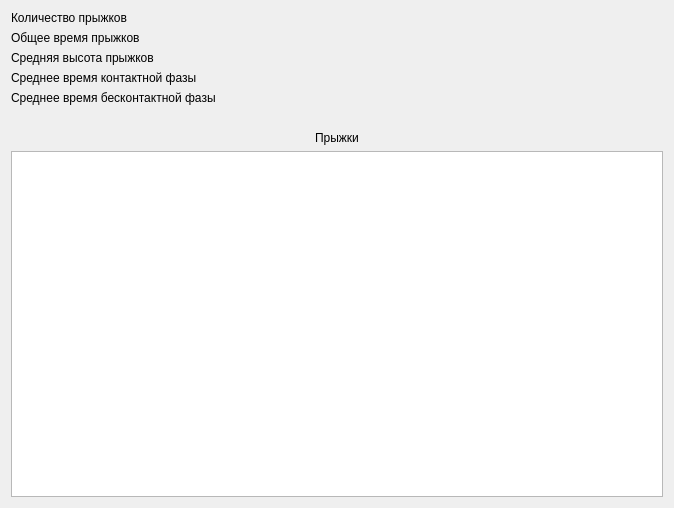
Qt form metodics/jump_plate/droptest/droptestvisualize.ui (grigp/a-analyser) before a commit.
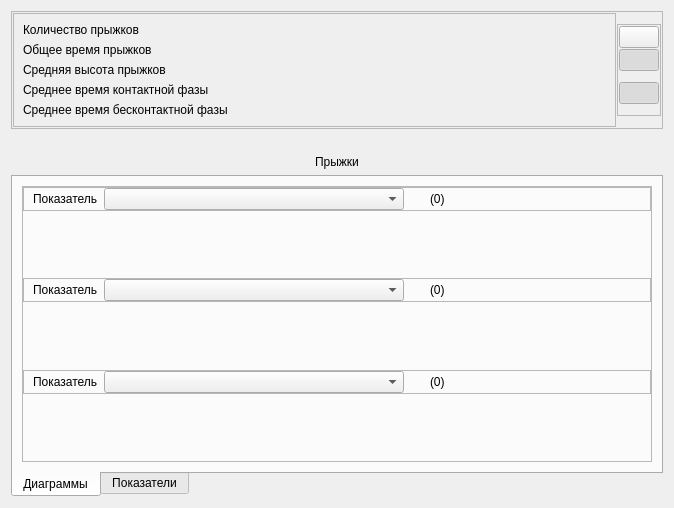
The same form after that commit. Icons and pictures are not drawn. Custom widgets are drawn as their Qt base class.

Patch:
```diff
--- a/metodics/jump_plate/droptest/droptestvisualize.ui
+++ b/metodics/jump_plate/droptest/droptestvisualize.ui
@@ -15,38 +15,232 @@
   </property>
   <layout class="QVBoxLayout" name="verticalLayout">
    <item>
-    <widget class="QLabel" name="lblJumpsCount">
-     <property name="text">
-      <string>Количество прыжков</string>
+    <widget class="QFrame" name="frame">
+     <property name="frameShape">
+      <enum>QFrame::StyledPanel</enum>
      </property>
-    </widget>
-   </item>
-   <item>
-    <widget class="QLabel" name="lblTimeTest">
-     <property name="text">
-      <string>Общее время прыжков</string>
+     <property name="frameShadow">
+      <enum>QFrame::Raised</enum>
      </property>
-    </widget>
-   </item>
-   <item>
-    <widget class="QLabel" name="lblHeightAvg">
-     <property name="text">
-      <string>Средняя высота прыжков</string>
-     </property>
-    </widget>
-   </item>
-   <item>
-    <widget class="QLabel" name="lblTimeContactAvg">
-     <property name="text">
-      <string>Среднее время контактной фазы</string>
-     </property>
-    </widget>
-   </item>
-   <item>
-    <widget class="QLabel" name="lblTimeNoContactAvg">
-     <property name="text">
-      <string>Среднее время бесконтактной фазы</string>
-     </property>
+     <layout class="QHBoxLayout" name="horizontalLayout_4">
+      <property name="spacing">
+       <number>1</number>
+      </property>
+      <property name="leftMargin">
+       <number>1</number>
+      </property>
+      <property name="topMargin">
+       <number>1</number>
+      </property>
+      <property name="rightMargin">
+       <number>1</number>
+      </property>
+      <property name="bottomMargin">
+       <number>1</number>
+      </property>
+      <item>
+       <widget class="QFrame" name="frFactors">
+        <property name="frameShape">
+         <enum>QFrame::StyledPanel</enum>
+        </property>
+        <property name="frameShadow">
+         <enum>QFrame::Raised</enum>
+        </property>
+        <layout class="QVBoxLayout" name="verticalLayout_6">
+         <item>
+          <widget class="QLabel" name="lblJumpsCount">
+           <property name="text">
+            <string>Количество прыжков</string>
+           </property>
+          </widget>
+         </item>
+         <item>
+          <widget class="QLabel" name="lblTimeTest">
+           <property name="text">
+            <string>Общее время прыжков</string>
+           </property>
+          </widget>
+         </item>
+         <item>
+          <widget class="QLabel" name="lblHeightAvg">
+           <property name="text">
+            <string>Средняя высота прыжков</string>
+           </property>
+          </widget>
+         </item>
+         <item>
+          <widget class="QLabel" name="lblTimeContactAvg">
+           <property name="text">
+            <string>Среднее время контактной фазы</string>
+           </property>
+          </widget>
+         </item>
+         <item>
+          <widget class="QLabel" name="lblTimeNoContactAvg">
+           <property name="text">
+            <string>Среднее время бесконтактной фазы</string>
+           </property>
+          </widget>
+         </item>
+        </layout>
+       </widget>
+      </item>
+      <item>
+       <widget class="QFrame" name="frDiagTool">
+        <property name="sizePolicy">
+         <sizepolicy hsizetype="Fixed" vsizetype="Fixed">
+          <horstretch>0</horstretch>
+          <verstretch>0</verstretch>
+         </sizepolicy>
+        </property>
+        <property name="frameShape">
+         <enum>QFrame::StyledPanel</enum>
+        </property>
+        <property name="frameShadow">
+         <enum>QFrame::Raised</enum>
+        </property>
+        <layout class="QVBoxLayout" name="verticalLayout_5">
+         <property name="spacing">
+          <number>1</number>
+         </property>
+         <property name="leftMargin">
+          <number>1</number>
+         </property>
+         <property name="topMargin">
+          <number>1</number>
+         </property>
+         <property name="rightMargin">
+          <number>1</number>
+         </property>
+         <property name="bottomMargin">
+          <number>1</number>
+         </property>
+         <item>
+          <widget class="QPushButton" name="btnGraph">
+           <property name="toolTip">
+            <string>Показать в виде графика</string>
+           </property>
+           <property name="statusTip">
+            <string/>
+           </property>
+           <property name="text">
+            <string/>
+           </property>
+           <property name="icon">
+            <iconset resource="../../../kernel.qrc">
+             <normaloff>:/images/Dynamic/DynAsGraph.png</normaloff>:/images/Dynamic/DynAsGraph.png</iconset>
+           </property>
+           <property name="iconSize">
+            <size>
+             <width>20</width>
+             <height>20</height>
+            </size>
+           </property>
+           <property name="checkable">
+            <bool>true</bool>
+           </property>
+           <property name="checked">
+            <bool>false</bool>
+           </property>
+           <property name="autoExclusive">
+            <bool>true</bool>
+           </property>
+          </widget>
+         </item>
+         <item>
+          <widget class="QPushButton" name="btnBar">
+           <property name="toolTip">
+            <string>Показать в виде гистограммы</string>
+           </property>
+           <property name="statusTip">
+            <string/>
+           </property>
+           <property name="text">
+            <string/>
+           </property>
+           <property name="icon">
+            <iconset resource="../../../kernel.qrc">
+             <normaloff>:/images/Dynamic/DynAsBar.png</normaloff>:/images/Dynamic/DynAsBar.png</iconset>
+           </property>
+           <property name="iconSize">
+            <size>
+             <width>20</width>
+             <height>20</height>
+            </size>
+           </property>
+           <property name="checkable">
+            <bool>true</bool>
+           </property>
+           <property name="checked">
+            <bool>true</bool>
+           </property>
+           <property name="autoExclusive">
+            <bool>true</bool>
+           </property>
+          </widget>
+         </item>
+         <item>
+          <spacer name="verticalSpacer_2">
+           <property name="orientation">
+            <enum>Qt::Vertical</enum>
+           </property>
+           <property name="sizeType">
+            <enum>QSizePolicy::Fixed</enum>
+           </property>
+           <property name="sizeHint" stdset="0">
+            <size>
+             <width>20</width>
+             <height>10</height>
+            </size>
+           </property>
+          </spacer>
+         </item>
+         <item>
+          <widget class="QPushButton" name="btn3D">
+           <property name="toolTip">
+            <string>Объемное представление</string>
+           </property>
+           <property name="statusTip">
+            <string/>
+           </property>
+           <property name="text">
+            <string/>
+           </property>
+           <property name="icon">
+            <iconset resource="../../../kernel.qrc">
+             <normaloff>:/images/Dynamic/Dyn3D.png</normaloff>:/images/Dynamic/Dyn3D.png</iconset>
+           </property>
+           <property name="iconSize">
+            <size>
+             <width>20</width>
+             <height>20</height>
+            </size>
+           </property>
+           <property name="checkable">
+            <bool>true</bool>
+           </property>
+           <property name="checked">
+            <bool>true</bool>
+           </property>
+          </widget>
+         </item>
+         <item>
+          <spacer name="verticalSpacer_3">
+           <property name="orientation">
+            <enum>Qt::Vertical</enum>
+           </property>
+           <property name="sizeHint" stdset="0">
+            <size>
+             <width>20</width>
+             <height>10</height>
+            </size>
+           </property>
+          </spacer>
+         </item>
+        </layout>
+       </widget>
+      </item>
+     </layout>
     </widget>
    </item>
    <item>
@@ -76,10 +270,416 @@
     </widget>
    </item>
    <item>
-    <widget class="QTreeView" name="tvJumpsDrop"/>
+    <widget class="QTabWidget" name="twPages">
+     <property name="tabPosition">
+      <enum>QTabWidget::South</enum>
+     </property>
+     <property name="currentIndex">
+      <number>0</number>
+     </property>
+     <widget class="QWidget" name="tabDiags">
+      <attribute name="title">
+       <string>Диаграммы</string>
+      </attribute>
+      <layout class="QVBoxLayout" name="verticalLayout_3">
+       <item>
+        <widget class="QFrame" name="frDiags">
+         <property name="frameShape">
+          <enum>QFrame::StyledPanel</enum>
+         </property>
+         <property name="frameShadow">
+          <enum>QFrame::Raised</enum>
+         </property>
+         <layout class="QVBoxLayout" name="verticalLayout_4">
+          <property name="spacing">
+           <number>0</number>
+          </property>
+          <property name="leftMargin">
+           <number>0</number>
+          </property>
+          <property name="topMargin">
+           <number>0</number>
+          </property>
+          <property name="rightMargin">
+           <number>0</number>
+          </property>
+          <property name="bottomMargin">
+           <number>0</number>
+          </property>
+          <item>
+           <widget class="QFrame" name="frFactors1">
+            <property name="sizePolicy">
+             <sizepolicy hsizetype="Preferred" vsizetype="Fixed">
+              <horstretch>0</horstretch>
+              <verstretch>0</verstretch>
+             </sizepolicy>
+            </property>
+            <property name="frameShape">
+             <enum>QFrame::StyledPanel</enum>
+            </property>
+            <property name="frameShadow">
+             <enum>QFrame::Raised</enum>
+            </property>
+            <layout class="QHBoxLayout" name="horizontalLayout">
+             <property name="topMargin">
+              <number>0</number>
+             </property>
+             <property name="bottomMargin">
+              <number>0</number>
+             </property>
+             <item>
+              <widget class="QLabel" name="lblFactors1">
+               <property name="text">
+                <string>Показатель</string>
+               </property>
+              </widget>
+             </item>
+             <item>
+              <widget class="QComboBox" name="cbFactors1">
+               <property name="minimumSize">
+                <size>
+                 <width>300</width>
+                 <height>0</height>
+                </size>
+               </property>
+              </widget>
+             </item>
+             <item>
+              <spacer name="horizontalSpacer_4">
+               <property name="orientation">
+                <enum>Qt::Horizontal</enum>
+               </property>
+               <property name="sizeType">
+                <enum>QSizePolicy::Fixed</enum>
+               </property>
+               <property name="sizeHint" stdset="0">
+                <size>
+                 <width>20</width>
+                 <height>20</height>
+                </size>
+               </property>
+              </spacer>
+             </item>
+             <item>
+              <widget class="QLabel" name="lblFactorValue1">
+               <property name="text">
+                <string>(0)</string>
+               </property>
+              </widget>
+             </item>
+             <item>
+              <spacer name="horizontalSpacer">
+               <property name="orientation">
+                <enum>Qt::Horizontal</enum>
+               </property>
+               <property name="sizeHint" stdset="0">
+                <size>
+                 <width>40</width>
+                 <height>20</height>
+                </size>
+               </property>
+              </spacer>
+             </item>
+            </layout>
+           </widget>
+          </item>
+          <item>
+           <widget class="DynamicDiagram" name="wgtDiag1" native="true"/>
+          </item>
+          <item>
+           <widget class="QFrame" name="frFactors2">
+            <property name="sizePolicy">
+             <sizepolicy hsizetype="Preferred" vsizetype="Fixed">
+              <horstretch>0</horstretch>
+              <verstretch>0</verstretch>
+             </sizepolicy>
+            </property>
+            <property name="frameShape">
+             <enum>QFrame::StyledPanel</enum>
+            </property>
+            <property name="frameShadow">
+             <enum>QFrame::Raised</enum>
+            </property>
+            <layout class="QHBoxLayout" name="horizontalLayout_2">
+             <property name="topMargin">
+              <number>0</number>
+             </property>
+             <property name="bottomMargin">
+              <number>0</number>
+             </property>
+             <item>
+              <widget class="QLabel" name="lblFactors2">
+               <property name="text">
+                <string>Показатель</string>
+               </property>
+              </widget>
+             </item>
+             <item>
+              <widget class="QComboBox" name="cbFactors2">
+               <property name="minimumSize">
+                <size>
+                 <width>300</width>
+                 <height>0</height>
+                </size>
+               </property>
+              </widget>
+             </item>
+             <item>
+              <spacer name="horizontalSpacer_5">
+               <property name="orientation">
+                <enum>Qt::Horizontal</enum>
+               </property>
+               <property name="sizeType">
+                <enum>QSizePolicy::Fixed</enum>
+               </property>
+               <property name="sizeHint" stdset="0">
+                <size>
+                 <width>20</width>
+                 <height>20</height>
+                </size>
+               </property>
+              </spacer>
+             </item>
+             <item>
+              <widget class="QLabel" name="lblFactorValue2">
+               <property name="text">
+                <string>(0)</string>
+               </property>
+              </widget>
+             </item>
+             <item>
+              <spacer name="horizontalSpacer_2">
+               <property name="orientation">
+                <enum>Qt::Horizontal</enum>
+               </property>
+               <property name="sizeHint" stdset="0">
+                <size>
+                 <width>40</width>
+                 <height>20</height>
+                </size>
+               </property>
+              </spacer>
+             </item>
+            </layout>
+           </widget>
+          </item>
+          <item>
+           <widget class="DynamicDiagram" name="wgtDiag2" native="true"/>
+          </item>
+          <item>
+           <widget class="QFrame" name="frFactors3">
+            <property name="sizePolicy">
+             <sizepolicy hsizetype="Preferred" vsizetype="Fixed">
+              <horstretch>0</horstretch>
+              <verstretch>0</verstretch>
+             </sizepolicy>
+            </property>
+            <property name="frameShape">
+             <enum>QFrame::StyledPanel</enum>
+            </property>
+            <property name="frameShadow">
+             <enum>QFrame::Raised</enum>
+            </property>
+            <layout class="QHBoxLayout" name="horizontalLayout_3">
+             <property name="topMargin">
+              <number>0</number>
+             </property>
+             <property name="bottomMargin">
+              <number>0</number>
+             </property>
+             <item>
+              <widget class="QLabel" name="lblFactors3">
+               <property name="text">
+                <string>Показатель</string>
+               </property>
+              </widget>
+             </item>
+             <item>
+              <widget class="QComboBox" name="cbFactors3">
+               <property name="minimumSize">
+                <size>
+                 <width>300</width>
+                 <height>0</height>
+                </size>
+               </property>
+              </widget>
+             </item>
+             <item>
+              <spacer name="horizontalSpacer_6">
+               <property name="orientation">
+                <enum>Qt::Horizontal</enum>
+               </property>
+               <property name="sizeType">
+                <enum>QSizePolicy::Fixed</enum>
+               </property>
+               <property name="sizeHint" stdset="0">
+                <size>
+                 <width>20</width>
+                 <height>20</height>
+                </size>
+               </property>
+              </spacer>
+             </item>
+             <item>
+              <widget class="QLabel" name="lblFactorValue3">
+               <property name="text">
+                <string>(0)</string>
+               </property>
+              </widget>
+             </item>
+             <item>
+              <spacer name="horizontalSpacer_3">
+               <property name="orientation">
+                <enum>Qt::Horizontal</enum>
+               </property>
+               <property name="sizeHint" stdset="0">
+                <size>
+                 <width>40</width>
+                 <height>20</height>
+                </size>
+               </property>
+              </spacer>
+             </item>
+            </layout>
+           </widget>
+          </item>
+          <item>
+           <widget class="DynamicDiagram" name="wgtDiag3" native="true"/>
+          </item>
+         </layout>
+        </widget>
+       </item>
+      </layout>
+     </widget>
+     <widget class="QWidget" name="tabFactors">
+      <attribute name="title">
+       <string>Показатели</string>
+      </attribute>
+      <layout class="QVBoxLayout" name="verticalLayout_2">
+       <item>
+        <widget class="QTreeView" name="tvJumpsDrop"/>
+       </item>
+      </layout>
+     </widget>
+    </widget>
    </item>
   </layout>
  </widget>
- <resources/>
- <connections/>
+ <customwidgets>
+  <customwidget>
+   <class>DynamicDiagram</class>
+   <extends>QWidget</extends>
+   <header location="global">dynamicdiagram.h</header>
+   <container>1</container>
+  </customwidget>
+ </customwidgets>
+ <resources>
+  <include location="../../../kernel.qrc"/>
+ </resources>
+ <connections>
+  <connection>
+   <sender>btnGraph</sender>
+   <signal>clicked()</signal>
+   <receiver>DropTestVisualize</receiver>
+   <slot>on_selectGraph()</slot>
+   <hints>
+    <hint type="sourcelabel">
+     <x>635</x>
+     <y>28</y>
+    </hint>
+    <hint type="destinationlabel">
+     <x>675</x>
+     <y>27</y>
+    </hint>
+   </hints>
+  </connection>
+  <connection>
+   <sender>btnBar</sender>
+   <signal>clicked()</signal>
+   <receiver>DropTestVisualize</receiver>
+   <slot>on_selectBar()</slot>
+   <hints>
+    <hint type="sourcelabel">
+     <x>653</x>
+     <y>59</y>
+    </hint>
+    <hint type="destinationlabel">
+     <x>675</x>
+     <y>67</y>
+    </hint>
+   </hints>
+  </connection>
+  <connection>
+   <sender>btn3D</sender>
+   <signal>clicked(bool)</signal>
+   <receiver>DropTestVisualize</receiver>
+   <slot>on_select3D(bool)</slot>
+   <hints>
+    <hint type="sourcelabel">
+     <x>649</x>
+     <y>101</y>
+    </hint>
+    <hint type="destinationlabel">
+     <x>677</x>
+     <y>101</y>
+    </hint>
+   </hints>
+  </connection>
+  <connection>
+   <sender>cbFactors1</sender>
+   <signal>currentIndexChanged(int)</signal>
+   <receiver>DropTestVisualize</receiver>
+   <slot>on_selectFactorDiag1(int)</slot>
+   <hints>
+    <hint type="sourcelabel">
+     <x>332</x>
+     <y>195</y>
+    </hint>
+    <hint type="destinationlabel">
+     <x>674</x>
+     <y>191</y>
+    </hint>
+   </hints>
+  </connection>
+  <connection>
+   <sender>cbFactors2</sender>
+   <signal>currentIndexChanged(int)</signal>
+   <receiver>DropTestVisualize</receiver>
+   <slot>on_selectFactorDiag2(int)</slot>
+   <hints>
+    <hint type="sourcelabel">
+     <x>363</x>
+     <y>291</y>
+    </hint>
+    <hint type="destinationlabel">
+     <x>674</x>
+     <y>290</y>
+    </hint>
+   </hints>
+  </connection>
+  <connection>
+   <sender>cbFactors3</sender>
+   <signal>currentIndexChanged(int)</signal>
+   <receiver>DropTestVisualize</receiver>
+   <slot>on_selectFactorDiag3(int)</slot>
+   <hints>
+    <hint type="sourcelabel">
+     <x>365</x>
+     <y>380</y>
+    </hint>
+    <hint type="destinationlabel">
+     <x>673</x>
+     <y>382</y>
+    </hint>
+   </hints>
+  </connection>
+ </connections>
+ <slots>
+  <slot>on_selectGraph()</slot>
+  <slot>on_selectBar()</slot>
+  <slot>on_select3D(bool)</slot>
+  <slot>on_selectFactorDiag1(int)</slot>
+  <slot>on_selectFactorDiag2(int)</slot>
+  <slot>on_selectFactorDiag3(int)</slot>
+ </slots>
 </ui>
```
